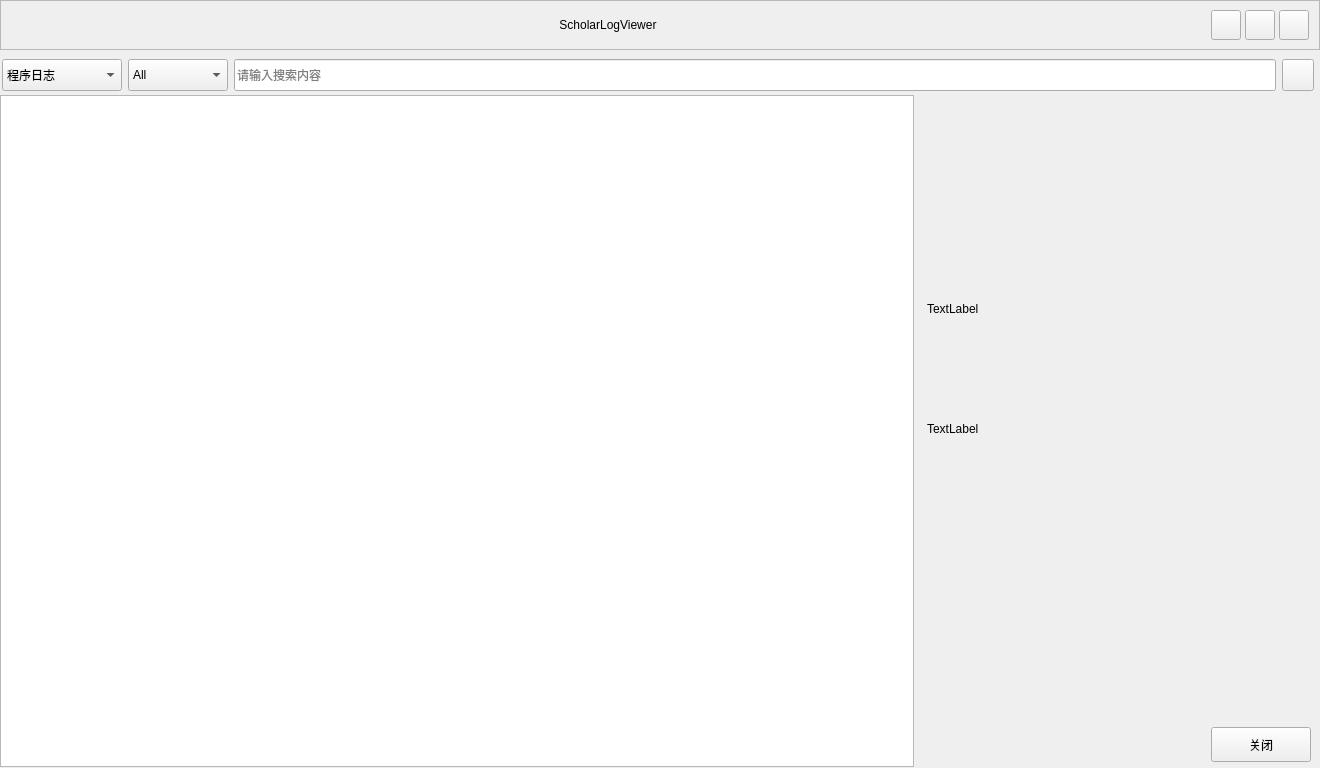
Before: the Qt Designer form scholarlogviewer.ui in fashion1840/ScholarLogViewer, drawn with Qt 5.
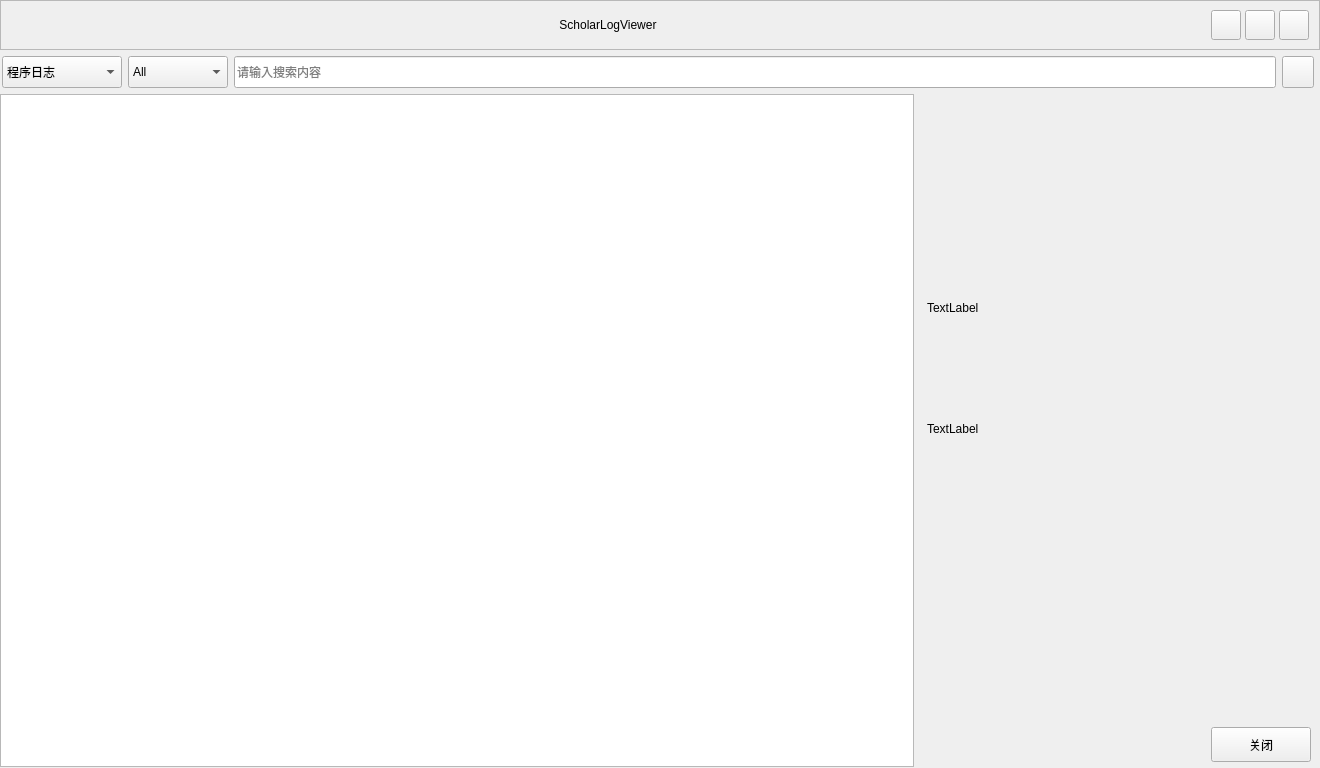
After: the same form once the commit is applied. Icons and pictures are not drawn.

What changed in the file:
```diff
--- a/scholarlogviewer.ui
+++ b/scholarlogviewer.ui
@@ -18,7 +18,7 @@
   </property>
   <layout class="QVBoxLayout" name="verticalLayout_2">
    <property name="spacing">
-    <number>4</number>
+    <number>6</number>
    </property>
    <property name="leftMargin">
     <number>0</number>
@@ -222,22 +222,6 @@
      </layout>
     </widget>
    </item>
-   <item>
-    <spacer name="verticalSpacer">
-     <property name="orientation">
-      <enum>Qt::Vertical</enum>
-     </property>
-     <property name="sizeType">
-      <enum>QSizePolicy::Fixed</enum>
-     </property>
-     <property name="sizeHint" stdset="0">
-      <size>
-       <width>20</width>
-       <height>5</height>
-      </size>
-     </property>
-    </spacer>
-   </item>
    <item>
     <widget class="QWidget" name="searchFrame" native="true">
      <property name="sizePolicy">
```
